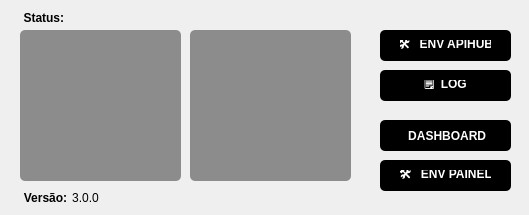
This is assets/apihub.ui in WeldercrisRibeiro/gestor-apihub as Qt 5 draws it before an edit. The edited form follows.
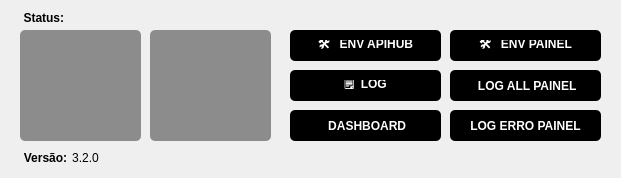
This is the edited form.

```diff
--- a/assets/apihub.ui
+++ b/assets/apihub.ui
@@ -6,20 +6,20 @@
    <rect>
     <x>0</x>
     <y>0</y>
-    <width>529</width>
-    <height>215</height>
+    <width>621</width>
+    <height>178</height>
    </rect>
   </property>
   <property name="minimumSize">
    <size>
-    <width>529</width>
-    <height>215</height>
+    <width>621</width>
+    <height>100</height>
    </size>
   </property>
   <property name="maximumSize">
    <size>
-    <width>529</width>
-    <height>215</height>
+    <width>621</width>
+    <height>500</height>
    </size>
   </property>
   <property name="windowTitle">
@@ -53,8 +53,8 @@
      <rect>
       <x>20</x>
       <y>30</y>
-      <width>161</width>
-      <height>151</height>
+      <width>121</width>
+      <height>111</height>
      </rect>
     </property>
     <property name="whatsThis">
@@ -92,10 +92,10 @@
    <widget class="QPushButton" name="btnServico">
     <property name="geometry">
      <rect>
-      <x>190</x>
+      <x>150</x>
       <y>30</y>
-      <width>161</width>
-      <height>151</height>
+      <width>121</width>
+      <height>111</height>
      </rect>
     </property>
     <property name="styleSheet">
@@ -127,9 +127,9 @@
    <widget class="QPushButton" name="btnEditarEnv">
     <property name="geometry">
      <rect>
-      <x>380</x>
+      <x>290</x>
       <y>30</y>
-      <width>131</width>
+      <width>151</width>
       <height>31</height>
      </rect>
     </property>
@@ -161,9 +161,9 @@
    <widget class="QPushButton" name="btnAbrirLog">
     <property name="geometry">
      <rect>
-      <x>380</x>
+      <x>290</x>
       <y>70</y>
-      <width>131</width>
+      <width>151</width>
       <height>31</height>
      </rect>
     </property>
@@ -196,7 +196,7 @@
     <property name="geometry">
      <rect>
       <x>20</x>
-      <y>190</y>
+      <y>150</y>
       <width>51</width>
       <height>16</height>
      </rect>
@@ -218,7 +218,7 @@
     <property name="geometry">
      <rect>
       <x>70</x>
-      <y>190</y>
+      <y>150</y>
       <width>31</width>
       <height>16</height>
      </rect>
@@ -230,7 +230,7 @@
      </font>
     </property>
     <property name="text">
-     <string>3.0.0</string>
+     <string>3.2.0</string>
     </property>
     <property name="alignment">
      <set>Qt::AlignCenter</set>
@@ -261,9 +261,9 @@
    <widget class="QPushButton" name="btnAbrirDash">
     <property name="geometry">
      <rect>
-      <x>380</x>
-      <y>120</y>
-      <width>131</width>
+      <x>290</x>
+      <y>110</y>
+      <width>151</width>
       <height>31</height>
      </rect>
     </property>
@@ -295,9 +295,9 @@
    <widget class="QPushButton" name="btnPainel">
     <property name="geometry">
      <rect>
-      <x>380</x>
-      <y>160</y>
-      <width>131</width>
+      <x>450</x>
+      <y>30</y>
+      <width>151</width>
       <height>31</height>
      </rect>
     </property>
@@ -326,6 +326,74 @@
      <string>🛠️   ENV PAINEL</string>
     </property>
    </widget>
+   <widget class="QPushButton" name="btnLogAll">
+    <property name="geometry">
+     <rect>
+      <x>450</x>
+      <y>70</y>
+      <width>151</width>
+      <height>31</height>
+     </rect>
+    </property>
+    <property name="styleSheet">
+     <string notr="true">QPushButton {
+    background-color: rgb(0, 0, 0);   /* preto */
+    color: rgb(255, 255, 255);        /* branco */
+    font-weight: bold;
+    border-radius: 5px;
+    border: none;
+    padding: 10px 20px;
+    cursor: pointer;
+    transition: all 0.3s ease;        /* transição suave */
+}
+
+QPushButton:hover {
+    background-color: rgb(0, 50, 100);  /* azul escuro */
+    transform: scale(1.05);             /* leve zoom */
+    box-shadow: 
+        0 0 15px rgba(255, 255, 255, 0.2),  /* brilho sutil */
+        0 4px 10px rgba(0, 0, 0, 0.5);      /* profundidade */
+}
+</string>
+    </property>
+    <property name="text">
+     <string> LOG ALL PAINEL</string>
+    </property>
+   </widget>
+   <widget class="QPushButton" name="btnLogErr">
+    <property name="geometry">
+     <rect>
+      <x>450</x>
+      <y>110</y>
+      <width>151</width>
+      <height>31</height>
+     </rect>
+    </property>
+    <property name="styleSheet">
+     <string notr="true">QPushButton {
+    background-color: rgb(0, 0, 0);   /* preto */
+    color: rgb(255, 255, 255);        /* branco */
+    font-weight: bold;
+    border-radius: 5px;
+    border: none;
+    padding: 10px 20px;
+    cursor: pointer;
+    transition: all 0.3s ease;        /* transição suave */
+}
+
+QPushButton:hover {
+    background-color: rgb(0, 50, 100);  /* azul escuro */
+    transform: scale(1.05);             /* leve zoom */
+    box-shadow: 
+        0 0 15px rgba(255, 255, 255, 0.2),  /* brilho sutil */
+        0 4px 10px rgba(0, 0, 0, 0.5);      /* profundidade */
+}
+</string>
+    </property>
+    <property name="text">
+     <string>LOG ERRO PAINEL</string>
+    </property>
+   </widget>
   </widget>
  </widget>
  <resources/>
```
Left out of the diff: 2 changed lines with no effect on the pictures.
